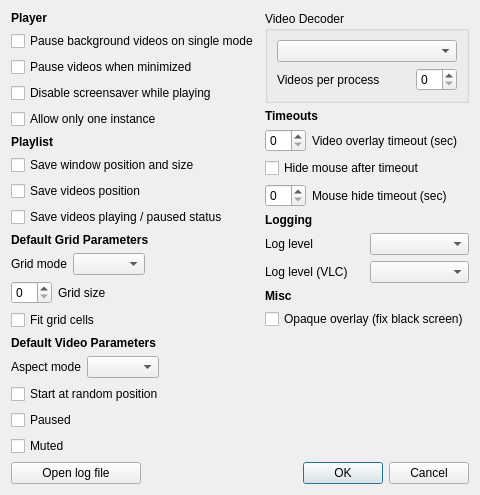
Qt form resources/ui/settings_dialog.ui (vzhd1701/gridplayer) before a commit.
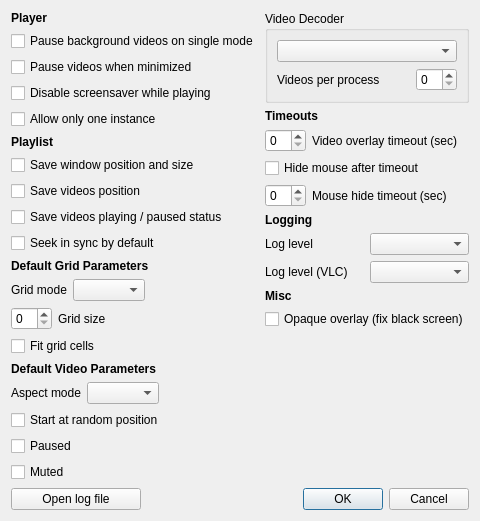
The same form after that commit.

Commit message: feat: add option to synchronize seek

```diff
--- a/resources/ui/settings_dialog.ui
+++ b/resources/ui/settings_dialog.ui
@@ -7,7 +7,7 @@
     <x>0</x>
     <y>0</y>
     <width>440</width>
-    <height>409</height>
+    <height>481</height>
    </rect>
   </property>
   <property name="windowTitle">
@@ -96,6 +96,13 @@
          </property>
         </widget>
        </item>
+       <item>
+        <widget class="QCheckBox" name="playlistSeekSync">
+         <property name="text">
+          <string>Seek in sync by default</string>
+         </property>
+        </widget>
+       </item>
        <item>
         <widget class="QLabel" name="section_grid">
          <property name="font">
```
The commit also changes 13 other files.
